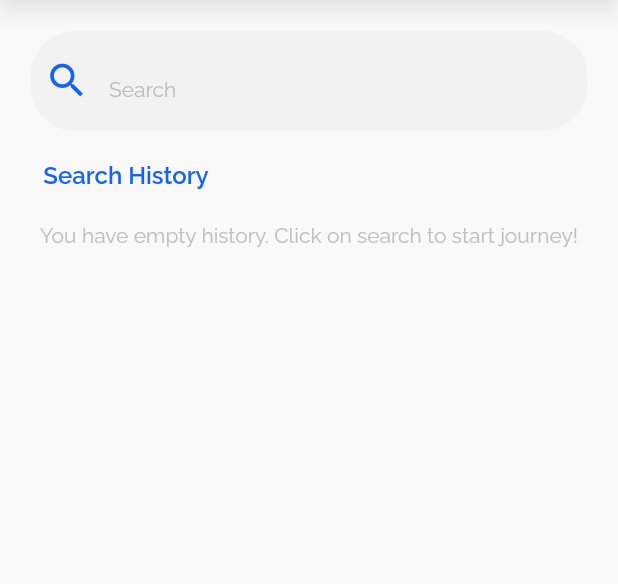
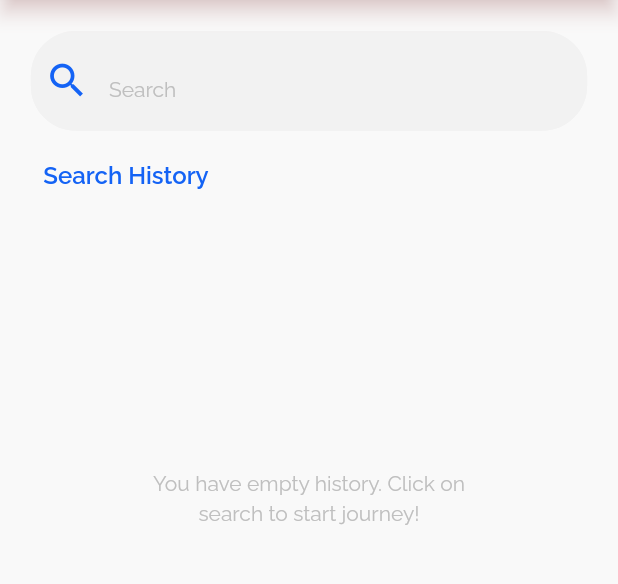
Before and after one commit to KaterinaOsipenko/github_flutter_app, a Flutter app: the screen it shows after launch, on a phone screen of 412 x 824 dp, the part 84-668 px from its top. Run offline on Flutter 3.47's test engine with Material 2 defaults, Android fonts, the phone set to English and light mode, and no system bars; our stand-ins replace auto_route, dio, flutter_riverpod, google_fonts; network calls fail.

Commit message:
create favourite repositories screen

```diff
--- a/lib/config/router/app_route.dart
+++ b/lib/config/router/app_route.dart
@@ -1,10 +1,12 @@
 import 'package:auto_route/auto_route.dart';
+import 'package:github_search_app/presentation/screens/favourite_screen.dart';
 
 import 'package:github_search_app/presentation/screens/home_screen.dart';
 
 @AdaptiveAutoRouter(
   routes: <AutoRoute>[
     AutoRoute(page: HomeScreen, initial: true),
+    AutoRoute(page: FavouriteScreen),
   ],
 )
 class $AppRouter {}
--- a/lib/main.dart
+++ b/lib/main.dart
@@ -10,16 +10,15 @@ void main() {
 }
 
 class MyApp extends StatelessWidget {
-  final appRouter = AppRouter();
-
+  final _appRouter = AppRouter();
   MyApp({super.key});
   @override
   Widget build(BuildContext context) {
     return MaterialApp.router(
       theme: AppTheme.light,
-      routerDelegate: appRouter.delegate(),
+      routerDelegate: _appRouter.delegate(),
       debugShowCheckedModeBanner: false,
-      routeInformationParser: appRouter.defaultRouteParser(),
+      routeInformationParser: _appRouter.defaultRouteParser(),
     );
   }
 }
--- a/lib/presentation/screens/home_screen.dart
+++ b/lib/presentation/screens/home_screen.dart
@@ -1,8 +1,12 @@
+import 'package:auto_route/auto_route.dart';
 import 'package:flutter/material.dart';
 import 'package:flutter_riverpod/flutter_riverpod.dart';
+import 'package:github_search_app/config/router/app_route.gr.dart';
+import 'package:github_search_app/presentation/providers/get_repos.dart';
 import 'package:github_search_app/presentation/providers/search_name.dart';
 import 'package:github_search_app/presentation/widgets/description_screen_widget.dart';
 import 'package:github_search_app/presentation/widgets/empty_search_widget.dart';
+import 'package:github_search_app/presentation/widgets/repositories_list_process.dart';
 import 'package:github_search_app/presentation/widgets/repositories_list_widget.dart';
 import 'package:github_search_app/presentation/widgets/search_widget.dart';
 
@@ -19,13 +23,14 @@ class _HomeScreenState extends ConsumerState<HomeScreen> {
   @override
   Widget build(BuildContext context) {
     var name = ref.watch(searchNameProvider);
+    var repositoriesList = ref.watch(repositoriesListProvide(1));
     final mediaQuery = MediaQuery.of(context);
     return Scaffold(
       appBar: AppBar(
         elevation: 5,
         surfaceTintColor: Theme.of(context).colorScheme.background,
         foregroundColor: Theme.of(context).colorScheme.onSecondary,
-        shadowColor: const Color.fromRGBO(0, 0, 0, 0.33),
+        shadowColor: const Color.fromARGB(83, 163, 25, 25),
         title: const Center(child: Text(titleAppBar)),
         actions: [
           Container(
@@ -39,7 +44,8 @@ class _HomeScreenState extends ConsumerState<HomeScreen> {
               borderRadius: BorderRadius.circular(12),
             ),
             child: IconButton(
-              onPressed: () {},
+              onPressed: () =>
+                  context.router.push(const FavouriteScreenRoute()),
               icon: Icon(Icons.star,
                   color: Theme.of(context).colorScheme.background),
             ),
@@ -47,15 +53,18 @@ class _HomeScreenState extends ConsumerState<HomeScreen> {
         ],
       ),
       body: SafeArea(
-          child: Column(children: [
+        child: Column(
+          children: [
             const SearchWidget(),
             const DescriprionScreenWidget(),
             name.isEmpty
                 ? const EmptySearchWidget(
                     content: emptyHistory,
                   )
-            : const RepositoriesListWidget(),
-      ])),
+                : RepositoriesListProcess(repositoryList: repositoriesList),
+          ],
+        ),
+      ),
     );
   }
 }
--- a/lib/presentation/widgets/empty_search_widget.dart
+++ b/lib/presentation/widgets/empty_search_widget.dart
@@ -6,8 +6,16 @@ class EmptySearchWidget extends StatelessWidget {
 
   @override
   Widget build(BuildContext context) {
-    return Center(
-      child: Text(content),
+    final mediaQuery = MediaQuery.of(context);
+    return Container(
+      width: mediaQuery.size.width * 0.55,
+      margin: EdgeInsets.only(top: mediaQuery.size.height * 0.2),
+      child: Center(
+        child: Text(
+          content,
+          textAlign: TextAlign.center,
+        ),
+      ),
     );
   }
 }
--- a/lib/utils/constants.dart
+++ b/lib/utils/constants.dart
@@ -7,6 +7,7 @@ const String page = 'page';
 
 /// App
 const String titleAppBar = 'Github repos list';
+const String favTitleAppBar = 'Favourite repos list';
 
 /// Messages
 const String emptyHistory =
```
Also changed, not shown: lib/presentation/screens/favourite_screen.dart (added, +34 -0 lines), lib/presentation/widgets/repositories_list_process.dart (added, +27 -0 lines), lib/presentation/widgets/repositories_list_widget.dart (+3 -32 lines), lib/config/router/app_route.gr.dart. Lines whose indentation alone changed are shown as unchanged.
